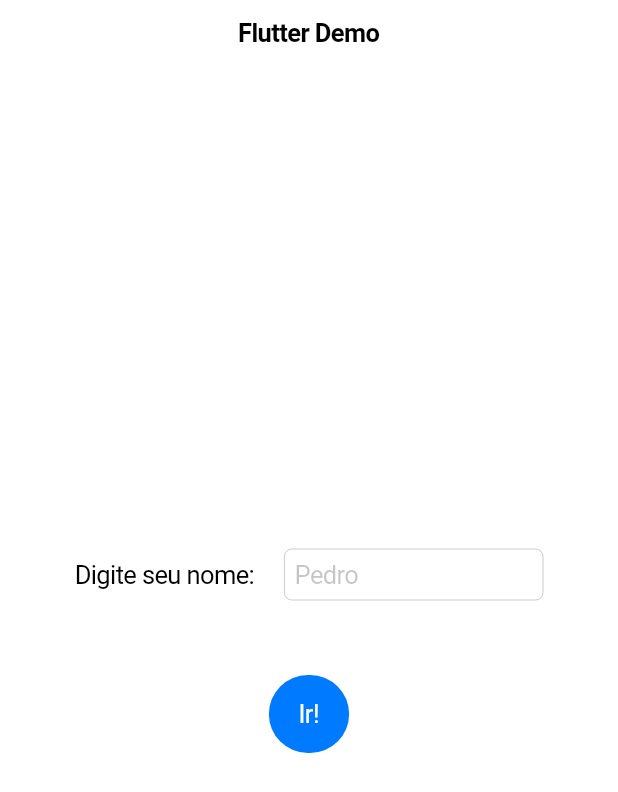
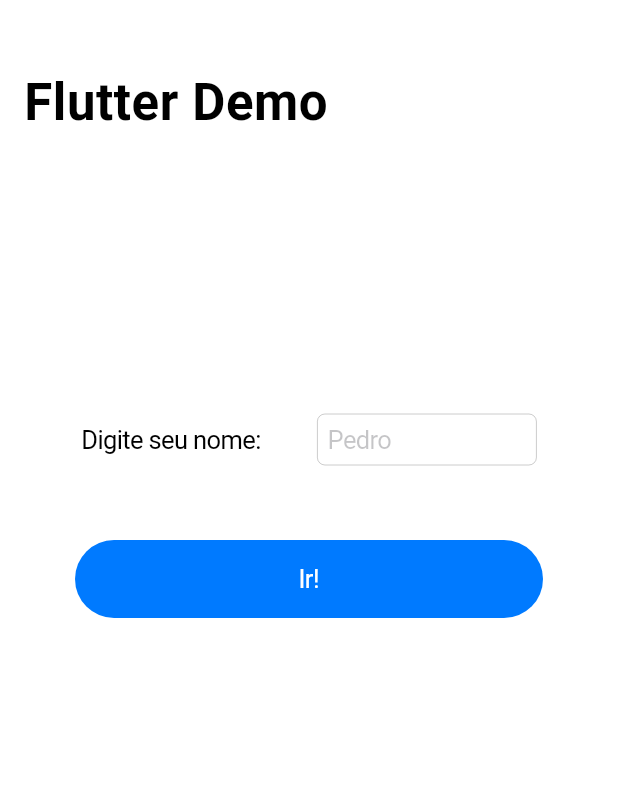
Before and after one commit to mugbug/native-vs-flutter, a Flutter app: the screen it shows after launch, on a phone screen of 412 x 824 dp. Shown: the top 792 px of the screen. Run offline on Flutter 3.47's test engine with Material 2 defaults, Android fonts, the phone set to English and light mode, and no system bars.

Commit message:
Finish flutter demo

```diff
--- a/flutter/lib/HomePage/home_page.dart
+++ b/flutter/lib/HomePage/home_page.dart
@@ -7,14 +7,37 @@ class HomePage extends StatelessWidget {
   @override
   Widget build(BuildContext context) {
     return CupertinoPageScaffold(
-      navigationBar: CupertinoNavigationBar(
-        middle: Text("Flutter Demo"),
+      // child: Padding(
+      //   padding: EdgeInsets.all(50),
+      //   child: ContentWidget(),
+      // ),
+      // navigationBar: CupertinoNavigationBar(
+      //   middle: Text(
+      //     "Flutter Demo",
+      //   ),
+      // ),
+      // Large title example (but with scroll view)
+      child: CustomScrollView(
+        slivers: <Widget>[
+          CupertinoSliverNavigationBar(
+            largeTitle: Text('Flutter Demo'),
+          ),
+          SliverSafeArea(
+            sliver: SliverList(
+              delegate: SliverChildListDelegate(
+                <Widget>[
+                  Center(
+                    child: Padding(
+                      padding: EdgeInsets.symmetric(vertical: 180, horizontal: 50),
+                      child: ContentWidget(),
+                    ),
+                  ),
+                ],
+              ),
+            ),
+          ),
+        ],
       ),
-      child: SafeArea(
-          child: Padding(
-        padding: EdgeInsets.all(50),
-        child: ContentWidget(),
-      )),
     );
   }
 }
--- a/flutter/lib/HomePage/home_stateful_content.dart
+++ b/flutter/lib/HomePage/home_stateful_content.dart
@@ -26,12 +26,18 @@ class _ContentWidgetState extends State<ContentWidget> {
   Widget build(BuildContext context) {
     return Center(
       child: Column(
+        mainAxisSize: MainAxisSize.max,
         mainAxisAlignment: MainAxisAlignment.center,
         children: [
           Row(
+            // mainAxisSize: MainAxisSize.max,
             mainAxisAlignment: MainAxisAlignment.spaceAround,
             children: [
-              Text("Digite seu nome:"),
+              Flexible(
+                child: Text(
+                  "Digite seu nome:",
+                ),
+              ),
               SizedBox(width: 20),
               Flexible(
                 child: CupertinoTextField(
@@ -44,7 +50,9 @@ class _ContentWidgetState extends State<ContentWidget> {
           SizedBox(height: 50),
           CupertinoButton.filled(
             borderRadius: BorderRadius.circular(100),
-            child: Text("Ir!"),
+            child: Center(
+              child: Text("Ir!"),
+            ),
             onPressed: pushNextScreen,
           ),
         ],
```
Also changed, not shown: 2 other files.
